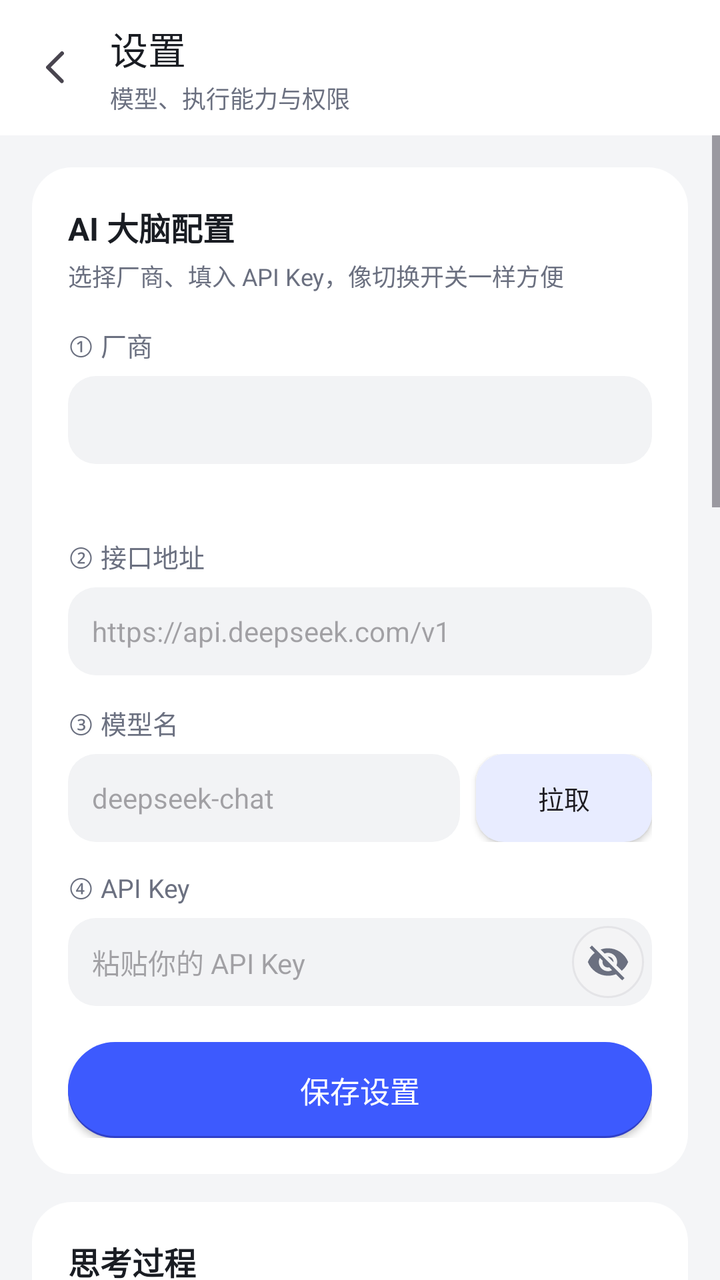
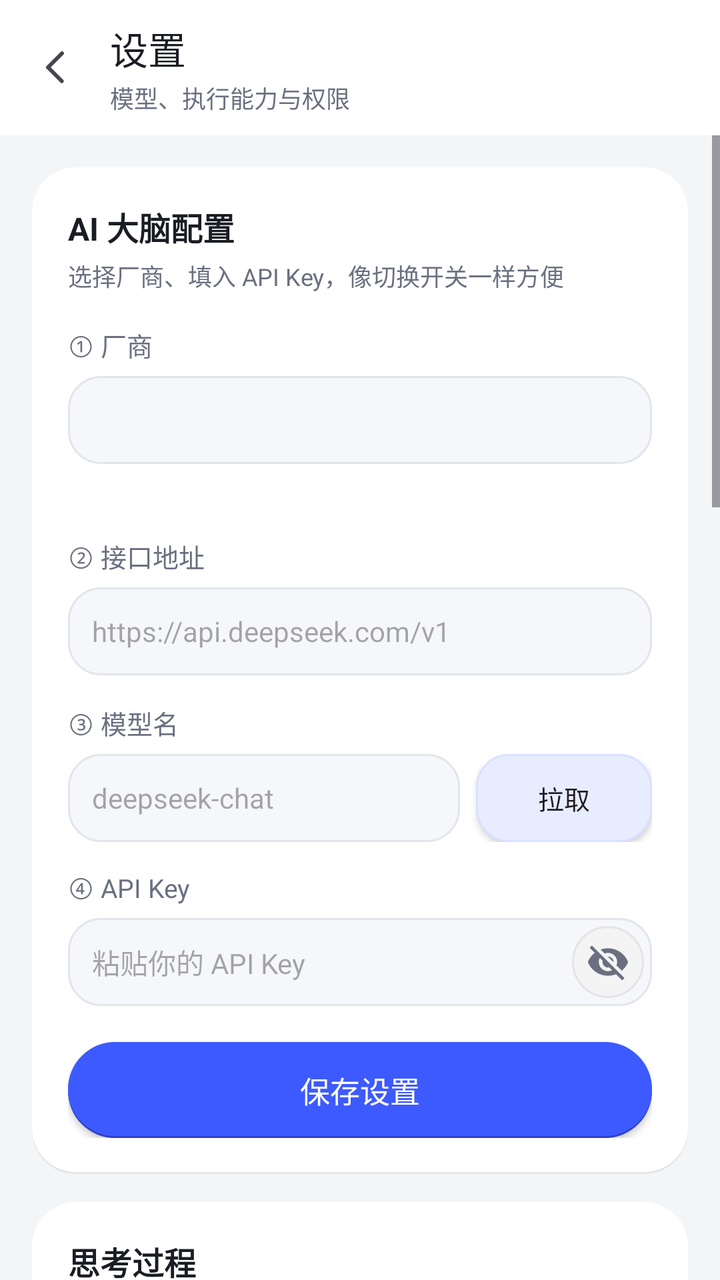

Before-and-after screenshots of an Android layout around one commit, followed by the original layout XML and the change that was made.
<!-- AndroidManifest.xml: application theme Theme.Assistant -->
<!-- res/layout/activity_settings.xml -->
<?xml version="1.0" encoding="utf-8"?>
<LinearLayout xmlns:android="http://schemas.android.com/apk/res/android"
    xmlns:app="http://schemas.android.com/apk/res-auto"
    android:layout_width="match_parent"
    android:layout_height="match_parent"
    android:orientation="vertical"
    android:background="@color/colorBackground">

    <LinearLayout
        android:layout_width="match_parent"
        android:layout_height="wrap_content"
        android:orientation="horizontal"
        android:gravity="center_vertical"
        android:paddingStart="8dp"
        android:paddingEnd="16dp"
        android:paddingTop="10dp"
        android:paddingBottom="10dp"
        android:background="@color/colorSurface">

        <ImageView
            android:id="@+id/btnBack"
            android:layout_width="42dp"
            android:layout_height="42dp"
            android:src="@drawable/ic_back"
            android:padding="9dp"
            android:background="?attr/selectableItemBackgroundBorderless"
            android:contentDescription="返回" />

        <LinearLayout
            android:layout_width="0dp"
            android:layout_height="wrap_content"
            android:layout_weight="1"
            android:layout_marginStart="5dp"
            android:orientation="vertical">

            <TextView
                android:layout_width="wrap_content"
                android:layout_height="wrap_content"
                android:text="设置"
                android:textSize="19sp"
                android:fontFamily="sans-serif-medium"
                android:textColor="@color/colorTextPrimary" />

            <TextView
                android:layout_width="wrap_content"
                android:layout_height="wrap_content"
                android:layout_marginTop="2dp"
                android:text="模型、执行能力与权限"
                android:textSize="12sp"
                android:textColor="@color/colorTextSecondary" />
        </LinearLayout>
    </LinearLayout>

    <ScrollView
        android:layout_width="match_parent"
        android:layout_height="0dp"
        android:layout_weight="1"
    android:clipToPadding="false"
    android:fillViewport="true"
    android:paddingBottom="24dp">

    <LinearLayout
        android:layout_width="match_parent"
        android:layout_height="wrap_content"
        android:orientation="vertical"
        android:paddingStart="16dp"
        android:paddingEnd="16dp"
        android:paddingTop="16dp">

        
        <LinearLayout
            android:layout_width="match_parent"
            android:layout_height="wrap_content"
            android:orientation="vertical"
            android:background="@drawable/bg_settings_card"
            android:padding="18dp">

            <TextView
                android:layout_width="wrap_content"
                android:layout_height="wrap_content"
                android:text="AI 大脑配置"
                android:textStyle="bold"
                android:textSize="16sp"
                android:textColor="@color/colorTextPrimary" />

            <TextView
                android:layout_width="wrap_content"
                android:layout_height="wrap_content"
                android:layout_marginTop="4dp"
                android:text="选择厂商、填入 API Key，像切换开关一样方便"
                android:textSize="12sp"
                android:textColor="@color/colorTextSecondary" />

            <TextView
                android:layout_width="wrap_content"
                android:layout_height="wrap_content"
                android:layout_marginTop="16dp"
                android:text="① 厂商"
                android:textSize="13sp"
                android:textColor="@color/colorTextSecondary" />

            <Spinner
                android:id="@+id/spinnerVendor"
                android:layout_width="match_parent"
                android:layout_height="44dp"
                android:layout_marginTop="6dp"
                android:paddingStart="12dp"
                android:paddingEnd="12dp"
                android:background="@drawable/bg_settings_input" />

            <TextView
                android:id="@+id/tvKeyHint"
                android:layout_width="match_parent"
                android:layout_height="wrap_content"
                android:layout_marginTop="6dp"
                android:text=""
                android:textSize="12sp"
                android:textColor="@color/colorPrimary"
                android:lineSpacingExtra="3dp"
                android:paddingStart="4dp"
                android:paddingEnd="4dp" />

            <TextView
                android:layout_width="wrap_content"
                android:layout_height="wrap_content"
                android:layout_marginTop="14dp"
                android:text="② 接口地址"
                android:textSize="13sp"
                android:textColor="@color/colorTextSecondary" />

            <EditText
                android:id="@+id/etBaseUrl"
                android:layout_width="match_parent"
                android:layout_height="44dp"
                android:layout_marginTop="6dp"
                android:inputType="textUri"
                android:textSize="14sp"
                android:textColor="@color/colorTextPrimary"
                android:paddingStart="12dp"
                android:paddingEnd="12dp"
                android:background="@drawable/bg_settings_input"
                android:hint="https://api.deepseek.com/v1" />

            <TextView
                android:layout_width="wrap_content"
                android:layout_height="wrap_content"
                android:layout_marginTop="14dp"
                android:text="③ 模型名"
                android:textSize="13sp"
                android:textColor="@color/colorTextSecondary" />

            <LinearLayout
                android:layout_width="match_parent"
                android:layout_height="wrap_content"
                android:layout_marginTop="6dp"
                android:orientation="horizontal"
                android:gravity="center_vertical">

                <AutoCompleteTextView
                    android:id="@+id/etModel"
                    android:layout_width="0dp"
                    android:layout_height="44dp"
                    android:layout_weight="1"
                    android:inputType="text"
                    android:textSize="14sp"
                    android:textColor="@color/colorTextPrimary"
                    android:paddingStart="12dp"
                    android:paddingEnd="12dp"
                    android:background="@drawable/bg_settings_input"
                    android:hint="deepseek-chat" />

                <Button
                    android:id="@+id/btnFetchModels"
                    android:layout_width="wrap_content"
                    android:layout_height="44dp"
                    android:layout_marginStart="8dp"
                    android:paddingStart="14dp"
                    android:paddingEnd="14dp"
                    android:text="拉取"
                    android:textSize="13sp"
                    android:textAllCaps="false"
                    android:background="@drawable/bg_section_button"
                    app:backgroundTint="@null" />
            </LinearLayout>

            <TextView
                android:layout_width="wrap_content"
                android:layout_height="wrap_content"
                android:layout_marginTop="14dp"
                android:text="④ API Key"
                android:textSize="13sp"
                android:textColor="@color/colorTextSecondary" />

            <FrameLayout
                android:layout_width="match_parent"
                android:layout_height="44dp"
                android:layout_marginTop="6dp">

                <EditText
                    android:id="@+id/etApiKey"
                    android:layout_width="match_parent"
                    android:layout_height="44dp"
                    android:inputType="textPassword"
                    android:textSize="14sp"
                    android:textColor="@color/colorTextPrimary"
                    android:paddingStart="12dp"
                    android:paddingEnd="52dp"
                    android:background="@drawable/bg_settings_input"
                    android:hint="粘贴你的 API Key" />

                <ImageView
                    android:id="@+id/toggleApiKey"
                    android:layout_width="36dp"
                    android:layout_height="36dp"
                    android:layout_gravity="end|center_vertical"
                    android:layout_marginEnd="4dp"
                    android:padding="7dp"
                    android:scaleType="fitCenter"
                    android:src="@drawable/ic_eye_off"
                    android:contentDescription="显示或隐藏 API Key"
                    android:background="@drawable/bg_eye_button" />
            </FrameLayout>

            <Button
                android:id="@+id/btnSave"
                android:layout_width="match_parent"
                android:layout_height="48dp"
                android:layout_marginTop="18dp"
                android:text="保存设置"
                android:textColor="@color/colorOnPrimary"
                android:textSize="15sp"
                android:background="@drawable/bg_send_button" />
        </LinearLayout>

        
        <LinearLayout
            android:layout_width="match_parent"
            android:layout_height="wrap_content"
            android:layout_marginTop="14dp"
            android:orientation="vertical"
            android:background="@drawable/bg_settings_card"
            android:padding="18dp">

            <TextView
                android:layout_width="wrap_content"
                android:layout_height="wrap_content"
                android:text="思考过程"
                android:textStyle="bold"
                android:textSize="16sp"
                android:textColor="@color/colorTextPrimary" />

            <TextView
                android:layout_width="wrap_content"
                android:layout_height="wrap_content"
                android:layout_marginTop="4dp"
                android:text="看清 AI 每一步在想什么，方便判断它为什么点错"
                android:textSize="12sp"
                android:textColor="@color/colorTextSecondary" />

            <LinearLayout
                android:layout_width="match_parent"
                android:layout_height="wrap_content"
                android:layout_marginTop="14dp"
                android:orientation="horizontal"
                android:gravity="center_vertical">

                <LinearLayout
                    android:layout_width="0dp"
                    android:layout_height="wrap_content"
                    android:layout_weight="1"
                    android:orientation="vertical">

                    <TextView
                        android:layout_width="wrap_content"
                        android:layout_height="wrap_content"
                        android:text="显示思考过程"
                        android:textSize="15sp"
                        android:textColor="@color/colorTextPrimary" />

                    <TextView
                        android:layout_width="wrap_content"
                        android:layout_height="wrap_content"
                        android:layout_marginTop="2dp"
                        android:text="在聊天里默认展开，手机重开 App 后仍可见，点气泡可收起"
                        android:textSize="12sp"
                        android:textColor="@color/colorTextSecondary" />
                </LinearLayout>

                <com.aibutler.app.JellyToggle
                    android:id="@+id/swShowThinking"
                    android:layout_width="wrap_content"
                    android:layout_height="wrap_content" />
            </LinearLayout>

            <LinearLayout
                android:layout_width="match_parent"
                android:layout_height="wrap_content"
                android:layout_marginTop="12dp"
                android:orientation="horizontal"
                android:gravity="center_vertical">

                <LinearLayout
                    android:layout_width="0dp"
                    android:layout_height="wrap_content"
                    android:layout_weight="1"
                    android:orientation="vertical">

                    <TextView
                        android:layout_width="wrap_content"
                        android:layout_height="wrap_content"
                        android:text="深度思考模式"
                        android:textSize="15sp"
                        android:textColor="@color/colorTextPrimary" />

                    <TextView
                        android:layout_width="wrap_content"
                        android:layout_height="wrap_content"
                        android:layout_marginTop="2dp"
                        android:text="开启后先推理再动手，才能看到完整思考过程；关闭可提速但可能不再返回思考"
                        android:textSize="12sp"
                        android:textColor="@color/colorTextSecondary" />
                </LinearLayout>

                <com.aibutler.app.JellyToggle
                    android:id="@+id/swDeepThink"
                    android:layout_width="wrap_content"
                    android:layout_height="wrap_content" />
            </LinearLayout>
        </LinearLayout>

        
        <LinearLayout
            android:layout_width="match_parent"
            android:layout_height="wrap_content"
            android:layout_marginTop="14dp"
            android:orientation="horizontal"
            android:gravity="center_vertical"
            android:background="@drawable/bg_settings_card"
            android:padding="18dp">

            <LinearLayout
                android:layout_width="0dp"
                android:layout_height="wrap_content"
                android:layout_weight="1"
                android:orientation="vertical">

                <TextView
                    android:layout_width="wrap_content"
                    android:layout_height="wrap_content"
                    android:text="AutoGLM-Phone 手机脑（看截图操控）"
                    android:textStyle="bold"
                    android:textSize="16sp"
                    android:textColor="@color/colorTextPrimary" />

                <TextView
                    android:layout_width="wrap_content"
                    android:layout_height="wrap_content"
                    android:layout_marginTop="2dp"
                    android:text="开启后由智谱 AutoGLM-Phone 看截图决策，适合抖音/小红书这类自绘界面；需把上方厂商选为「智谱 GLM」。关闭则用控件树大脑（省流量，文字类任务更稳）"
                    android:textSize="12sp"
                    android:textColor="@color/colorTextSecondary" />
            </LinearLayout>

            <com.aibutler.app.JellyToggle
                android:id="@+id/swAutoGlm"
                android:layout_width="wrap_content"
                android:layout_height="wrap_content" />
        </LinearLayout>

        
        <LinearLayout
            android:layout_width="match_parent"
            android:layout_height="wrap_content"
            android:layout_marginTop="14dp"
            android:orientation="vertical"
            android:background="@drawable/bg_settings_card"
            android:padding="18dp">

            <LinearLayout
                android:layout_width="match_parent"
                android:layout_height="wrap_content"
                android:orientation="horizontal"
                android:gravity="center_vertical">

                <LinearLayout
                    android:layout_width="0dp"
                    android:layout_height="wrap_content"
                    android:layout_weight="1"
                    android:orientation="vertical">

                    <TextView
                        android:layout_width="wrap_content"
                        android:layout_height="wrap_content"
                        android:text="开发者模式"
                        android:textStyle="bold"
                        android:textSize="16sp"
                        android:textColor="@color/colorTextPrimary" />

                    <TextView
                        android:id="@+id/tvExperienceSummary"
                        android:layout_width="wrap_content"
                        android:layout_height="wrap_content"
                        android:layout_marginTop="2dp"
                        android:text="查看正确和错误行为"
                        android:textSize="12sp"
                        android:textColor="@color/colorTextSecondary" />
                </LinearLayout>

                <com.aibutler.app.JellyToggle
                    android:id="@+id/swDeveloperMode"
                    android:layout_width="wrap_content"
                    android:layout_height="wrap_content" />
            </LinearLayout>

            <LinearLayout
                android:id="@+id/llDeveloperPanel"
                android:layout_width="match_parent"
                android:layout_height="wrap_content"
                android:orientation="vertical"
                android:visibility="gone">

                <LinearLayout
                    android:layout_width="match_parent"
                    android:layout_height="34dp"
                    android:layout_marginTop="16dp"
                    android:orientation="horizontal">

                    <Button
                        android:id="@+id/btnFilterAllExperience"
                        android:layout_width="0dp"
                        android:layout_height="match_parent"
                        android:layout_weight="1"
                        android:layout_marginEnd="6dp"
                        android:text="全部"
                        android:textSize="13sp"
                        android:textAllCaps="false"
                        android:background="@drawable/bg_developer_filter_selected"
                        app:backgroundTint="@null" />

                    <Button
                        android:id="@+id/btnFilterSuccessExperience"
                        android:layout_width="0dp"
                        android:layout_height="match_parent"
                        android:layout_weight="1"
                        android:layout_marginEnd="6dp"
                        android:text="正确"
                        android:textSize="13sp"
                        android:textAllCaps="false"
                        android:background="@drawable/bg_developer_filter_unselected"
                        app:backgroundTint="@null" />

                    <Button
                        android:id="@+id/btnFilterFailureExperience"
                        android:layout_width="0dp"
                        android:layout_height="match_parent"
                        android:layout_weight="1"
                        android:text="错误"
                        android:textSize="13sp"
                        android:textAllCaps="false"
                        android:background="@drawable/bg_developer_filter_unselected"
                        app:backgroundTint="@null" />
                </LinearLayout>

                <androidx.core.widget.NestedScrollView
                    android:layout_width="match_parent"
                    android:layout_height="@dimen/developer_list_height"
                    android:layout_marginTop="6dp"
                    android:background="@drawable/bg_settings_card"
                    android:scrollbars="vertical"
                    android:fadeScrollbars="true">

                    <LinearLayout
                        android:id="@+id/llExperienceList"
                        android:layout_width="match_parent"
                        android:layout_height="wrap_content"
                        android:orientation="vertical" />
                </androidx.core.widget.NestedScrollView>

                <TextView
                    android:layout_width="match_parent"
                    android:layout_height="wrap_content"
                    android:layout_marginTop="10dp"
                    android:text="💡 悬浮球：在其他 App 里屏幕边缘会半隐一个 📚 小球，点一下滑出这份记录，可直接编辑/删除；拖动可换边，无需悬浮窗权限"
                    android:textSize="11sp"
                    android:textColor="@color/colorTextHint"
                    android:lineSpacingExtra="3dp" />

                <Button
                    android:id="@+id/btnClearExperience"
                    android:layout_width="match_parent"
                    android:layout_height="44dp"
                    android:layout_marginTop="12dp"
                    android:text="清空全部记录（需确认）"
                    android:textSize="14sp"
                    android:textColor="@color/colorTextPrimary"
                    android:background="@drawable/bg_neutral_button"
                    app:backgroundTint="@null" />
            </LinearLayout>
        </LinearLayout>

        
        <LinearLayout
            android:layout_width="match_parent"
            android:layout_height="wrap_content"
            android:layout_marginTop="14dp"
            android:orientation="vertical"
            android:background="@drawable/bg_settings_card"
            android:padding="18dp">

            <TextView
                android:layout_width="wrap_content"
                android:layout_height="wrap_content"
                android:text="权限设置"
                android:textStyle="bold"
                android:textSize="16sp"
                android:textColor="@color/colorTextPrimary" />

            <TextView
                android:layout_width="wrap_content"
                android:layout_height="wrap_content"
                android:layout_marginTop="4dp"
                android:text="让 AI 能真正帮你干活"
                android:textSize="12sp"
                android:textColor="@color/colorTextSecondary" />

            <TextView
                android:id="@+id/tvPermStatus"
                android:layout_width="match_parent"
                android:layout_height="wrap_content"
                android:layout_marginTop="12dp"
                android:textSize="13sp"
                android:textColor="@color/colorTextSecondary"
                android:lineSpacingExtra="4dp" />

            <Button
                android:id="@+id/btnA11y"
                android:layout_width="match_parent"
                android:layout_height="44dp"
                android:layout_marginTop="8dp"
                android:text="开启「无障碍·自动执行」（必开）"
                android:textSize="14sp"
                android:textColor="@color/colorTextPrimary"
                android:background="@drawable/bg_neutral_button"
                app:backgroundTint="@null" />

            <Button
                android:id="@+id/btnNotif"
                android:layout_width="match_parent"
                android:layout_height="44dp"
                android:layout_marginTop="8dp"
                android:text="允许读取通知（帮你看新消息）"
                android:textSize="14sp"
                android:textColor="@color/colorTextPrimary"
                android:background="@drawable/bg_neutral_button"
                app:backgroundTint="@null" />

        </LinearLayout>

        
        <LinearLayout
            android:layout_width="match_parent"
            android:layout_height="wrap_content"
            android:layout_marginTop="14dp"
            android:orientation="vertical"
            android:background="@drawable/bg_settings_card"
            android:padding="18dp">

            <TextView
                android:layout_width="wrap_content"
                android:layout_height="wrap_content"
                android:text="安全"
                android:textStyle="bold"
                android:textSize="16sp"
                android:textColor="@color/colorTextPrimary" />

            <TextView
                android:layout_width="wrap_content"
                android:layout_height="wrap_content"
                android:layout_marginTop="4dp"
                android:text="锁屏 PIN 码（自动亮屏解锁用）"
                android:textSize="12sp"
                android:textColor="@color/colorTextSecondary" />

            <FrameLayout
                android:layout_width="match_parent"
                android:layout_height="44dp"
                android:layout_marginTop="12dp">

                <EditText
                    android:id="@+id/etPin"
                    android:layout_width="match_parent"
                    android:layout_height="44dp"
                    android:hint="输入 PIN 数字密码，留空不自动解锁"
                    android:inputType="numberPassword"
                    android:textSize="14sp"
                    android:textColor="@color/colorTextPrimary"
                    android:maxLength="16"
                    android:paddingStart="12dp"
                    android:paddingEnd="52dp"
                    android:background="@drawable/bg_settings_input" />

                <ImageView
                    android:id="@+id/togglePin"
                    android:layout_width="36dp"
                    android:layout_height="36dp"
                    android:layout_gravity="end|center_vertical"
                    android:layout_marginEnd="4dp"
                    android:padding="7dp"
                    android:scaleType="fitCenter"
                    android:src="@drawable/ic_eye_off"
                    android:contentDescription="显示或隐藏 PIN 码"
                    android:background="@drawable/bg_eye_button" />
            </FrameLayout>

            <Button
                android:id="@+id/btnSavePin"
                android:layout_width="match_parent"
                android:layout_height="44dp"
                android:layout_marginTop="10dp"
                android:text="保存 PIN 码（只存本机）"
                android:textSize="14sp"
                android:textColor="@color/colorPrimary"
                android:background="@drawable/bg_section_button" />

            <TextView
                android:layout_width="match_parent"
                android:layout_height="wrap_content"
                android:layout_marginTop="14dp"
                android:textSize="12sp"
                android:textColor="@color/colorTextHint"
                android:lineSpacingExtra="4dp"
                android:text="提示：无障碍服务是 AI 替你操作的核心能力。涉及付款、转账的确认步骤，AI 不会替你点，最后一步由你手动确认。" />
        </LinearLayout>
    </LinearLayout>
    </ScrollView>
</LinearLayout>
<!-- resources referenced by this layout -->
<resources>
  <color name="colorBackground">#F4F5F7</color>
  <color name="colorOnPrimary">#FFFFFF</color>
  <color name="colorPrimary">#3D5AFE</color>
  <color name="colorSurface">#FFFFFF</color>
  <color name="colorTextHint">#9BA0AC</color>
  <color name="colorTextPrimary">#1A1D23</color>
  <color name="colorTextSecondary">#6B7080</color>
  <dimen name="developer_list_height">270dp</dimen>
  <!-- drawable bg_developer_filter_selected (drawable) -->
  <?xml version="1.0" encoding="utf-8"?>
  <shape xmlns:android="http://schemas.android.com/apk/res/android" android:shape="rectangle">
      <solid android:color="@color/colorPrimary" />
      <corners android:radius="10dp" />
  </shape>
  <!-- drawable bg_developer_filter_unselected (drawable) -->
  <?xml version="1.0" encoding="utf-8"?>
  <shape xmlns:android="http://schemas.android.com/apk/res/android" android:shape="rectangle">
      <solid android:color="@color/colorPrimaryLight" />
      <corners android:radius="10dp" />
  </shape>
  <!-- drawable bg_neutral_button (drawable) -->
  <?xml version="1.0" encoding="utf-8"?>
  <shape xmlns:android="http://schemas.android.com/apk/res/android"
      android:shape="rectangle">
      <solid android:color="#F1F2F5" />
      <corners android:radius="14dp" />
  </shape>
  <!-- drawable bg_section_button (drawable) -->
  <?xml version="1.0" encoding="utf-8"?>
  <shape xmlns:android="http://schemas.android.com/apk/res/android" android:shape="rectangle">
      <solid android:color="@color/colorPrimaryLight" />
      <corners android:radius="14dp" />
  </shape>
  <!-- drawable bg_settings_card (drawable) -->
  <?xml version="1.0" encoding="utf-8"?>
  <shape xmlns:android="http://schemas.android.com/apk/res/android" android:shape="rectangle">
      <solid android:color="@color/colorSurface" />
      <corners android:radius="20dp" />
  </shape>
  <!-- drawable bg_settings_input (drawable) -->
  <?xml version="1.0" encoding="utf-8"?>
  <shape xmlns:android="http://schemas.android.com/apk/res/android" android:shape="rectangle">
      <solid android:color="@color/colorInputField" />
      <corners android:radius="14dp" />
  </shape>
  <color name="colorPrimaryLight">#E8ECFF</color>
  <color name="colorPrimaryDark">#3040C8</color>
  <color name="colorInputField">#F2F3F5</color>
  <!-- unchanged entries left out for length: 5 -->
</resources>

<!-- the commit's change to res/layout/activity_settings.xml (unified diff, before → after) -->
@@ -461,7 +461,7 @@
                         app:backgroundTint="@null" />
                 </LinearLayout>
 
-                <androidx.core.widget.NestedScrollView
+                <com.aibutler.app.GestureLockScrollView
                     android:layout_width="match_parent"
                     android:layout_height="@dimen/developer_list_height"
                     android:layout_marginTop="6dp"
@@ -474,7 +474,7 @@
                         android:layout_width="match_parent"
                         android:layout_height="wrap_content"
                         android:orientation="vertical" />
-                </androidx.core.widget.NestedScrollView>
+                </com.aibutler.app.GestureLockScrollView>
 
                 <TextView
                     android:layout_width="match_parent"
<!-- resource entries referenced after the edit -->
@@ -22,32 +22,73 @@
   </shape>
   <!-- drawable bg_neutral_button (drawable) -->
   <?xml version="1.0" encoding="utf-8"?>
-  <shape xmlns:android="http://schemas.android.com/apk/res/android"
-      android:shape="rectangle">
-      <solid android:color="#F1F2F5" />
-      <corners android:radius="14dp" />
-  </shape>
+  <ripple xmlns:android="http://schemas.android.com/apk/res/android"
+      android:color="#1F1A1D23">
+      <item>
+          <shape android:shape="rectangle">
+              <solid android:color="@color/colorSoftField" />
+              <stroke android:width="1dp" android:color="@color/colorInputStroke" />
+              <corners android:radius="16dp" />
+          </shape>
+      </item>
+  </ripple>
   <!-- drawable bg_section_button (drawable) -->
   <?xml version="1.0" encoding="utf-8"?>
-  <shape xmlns:android="http://schemas.android.com/apk/res/android" android:shape="rectangle">
-      <solid android:color="@color/colorPrimaryLight" />
-      <corners android:radius="14dp" />
-  </shape>
+  <ripple xmlns:android="http://schemas.android.com/apk/res/android"
+      android:color="#333D5AFE">
+      <item>
+          <shape android:shape="rectangle">
+              <solid android:color="@color/colorPrimaryLight" />
+              <stroke android:width="1dp" android:color="@color/colorActionStroke" />
+              <corners android:radius="16dp" />
+          </shape>
+      </item>
+  </ripple>
   <!-- drawable bg_settings_card (drawable) -->
   <?xml version="1.0" encoding="utf-8"?>
-  <shape xmlns:android="http://schemas.android.com/apk/res/android" android:shape="rectangle">
-      <solid android:color="@color/colorSurface" />
-      <corners android:radius="20dp" />
-  </shape>
+  <layer-list xmlns:android="http://schemas.android.com/apk/res/android">
+      <item android:top="1dp" android:bottom="0dp">
+          <shape android:shape="rectangle">
+              <solid android:color="@color/colorCardShadow" />
+              <corners android:radius="22dp" />
+          </shape>
+      </item>
+      <item android:top="0dp" android:bottom="1dp">
+          <shape android:shape="rectangle">
+              <solid android:color="@color/colorSurface" />
+              <corners android:radius="22dp" />
+          </shape>
+      </item>
+  </layer-list>
   <!-- drawable bg_settings_input (drawable) -->
   <?xml version="1.0" encoding="utf-8"?>
-  <shape xmlns:android="http://schemas.android.com/apk/res/android" android:shape="rectangle">
-      <solid android:color="@color/colorInputField" />
-      <corners android:radius="14dp" />
-  </shape>
+  <ripple xmlns:android="http://schemas.android.com/apk/res/android"
+      android:color="#243D5AFE">
+      <item>
+          <selector>
+              <item android:state_focused="true">
+                  <shape android:shape="rectangle">
+                      <solid android:color="@color/colorSurface" />
+                      <stroke android:width="2dp" android:color="@color/colorPrimary" />
+                      <corners android:radius="16dp" />
+                  </shape>
+              </item>
+              <item>
+                  <shape android:shape="rectangle">
+                      <solid android:color="@color/colorSoftField" />
+                      <stroke android:width="1dp" android:color="@color/colorInputStroke" />
+                      <corners android:radius="16dp" />
+                  </shape>
+              </item>
+          </selector>
+      </item>
+  </ripple>
   <color name="colorPrimaryLight">#E8ECFF</color>
+  <color name="colorSoftField">#F6F7FA</color>
+  <color name="colorInputStroke">#E2E5EC</color>
+  <color name="colorActionStroke">#DAE0FF</color>
   <color name="colorPrimaryDark">#3040C8</color>
-  <color name="colorInputField">#F2F3F5</color>
+  <color name="colorCardShadow">#121A1D23</color>
   <!-- unchanged entries left out for length: 5 -->
 </resources>
 
